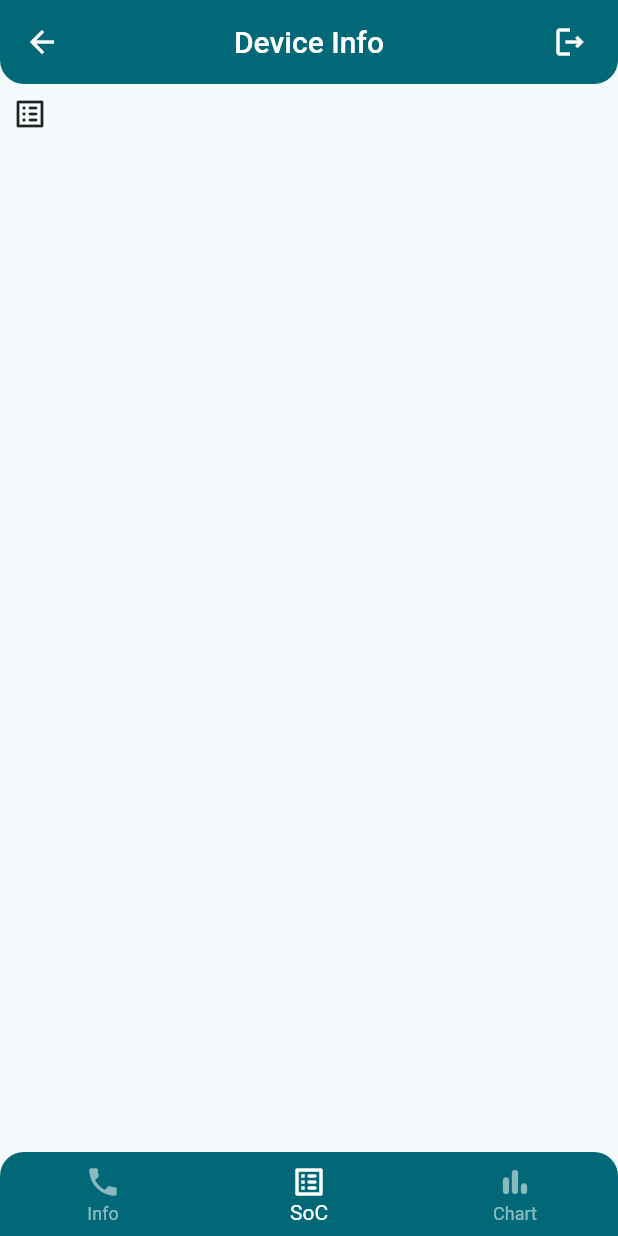
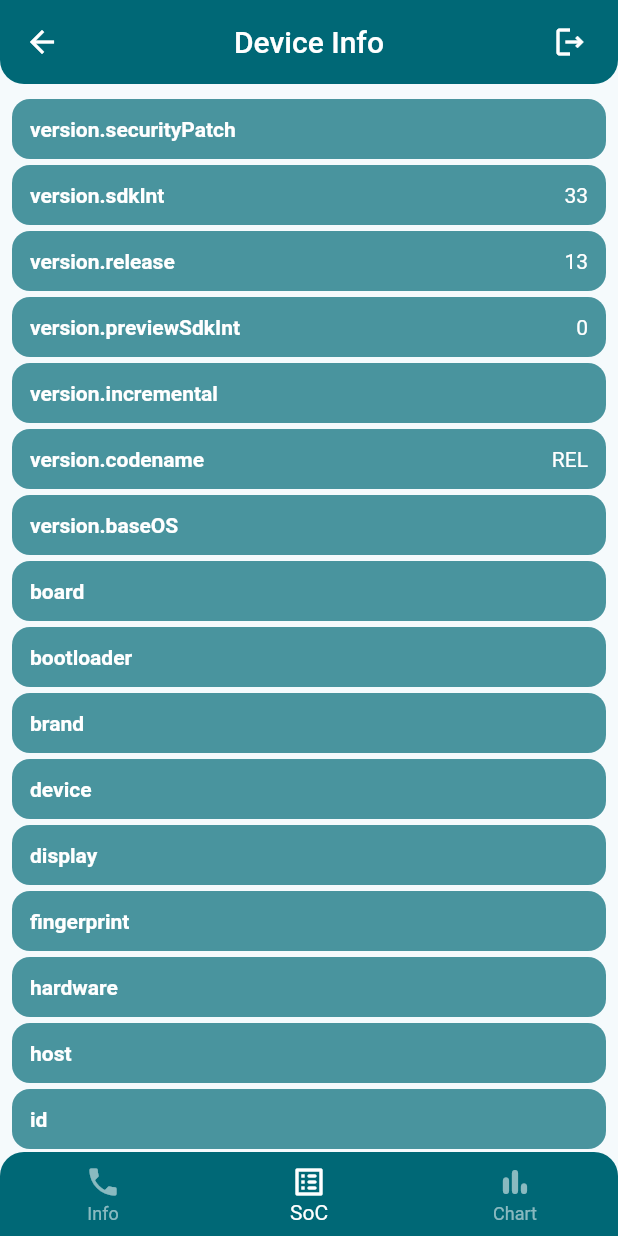
Before and after one commit to Siradrawanp/infodev_app, a Flutter app: the HomePage screen opened by its route, item 2 of the bottom bar chosen, on a phone screen of 412 x 824 dp. Run offline on Flutter 3.47's test engine with Material 2 defaults, Android fonts, the phone set to English and light mode, and no system bars; our stand-ins replace device_info_plus, hive_flutter, timer_builder; accounts and stored records are empty.

Commit message:
add device SoC info

```diff
--- /dev/null
+++ b/lib/data/device_info.dart
@@ -0,0 +1,143 @@
+import 'package:device_info_plus/device_info_plus.dart';
+import 'package:flutter/foundation.dart';
+
+Map<String, dynamic> readAndroidBuildData(AndroidDeviceInfo build) {
+  return <String, dynamic>{
+    'version.securityPatch': build.version.securityPatch,
+    'version.sdkInt': build.version.sdkInt,
+    'version.release': build.version.release,
+    'version.previewSdkInt': build.version.previewSdkInt,
+    'version.incremental': build.version.incremental,
+    'version.codename': build.version.codename,
+    'version.baseOS': build.version.baseOS,
+    'board': build.board,
+    'bootloader': build.bootloader,
+    'brand': build.brand,
+    'device': build.device,
+    'display': build.display,
+    'fingerprint': build.fingerprint,
+    'hardware': build.hardware,
+    'host': build.host,
+    'id': build.id,
+    'manufacturer': build.manufacturer,
+    'model': build.model,
+    'product': build.product,
+    'supported32BitAbis': build.supported32BitAbis,
+    'supported64BitAbis': build.supported64BitAbis,
+    'supportedAbis': build.supportedAbis,
+    'tags': build.tags,
+    'type': build.type,
+    'isPhysicalDevice': build.isPhysicalDevice,
+    'systemFeatures': build.systemFeatures,
+    'displaySizeInches':
+        ((build.displayMetrics.sizeInches * 10).roundToDouble() / 10),
+    'displayWidthPixels': build.displayMetrics.widthPx,
+    'displayWidthInches': build.displayMetrics.widthInches,
+    'displayHeightPixels': build.displayMetrics.heightPx,
+    'displayHeightInches': build.displayMetrics.heightInches,
+    'displayXDpi': build.displayMetrics.xDpi,
+    'displayYDpi': build.displayMetrics.yDpi,
+    'serialNumber': build.serialNumber,
+  };
+}
+
+Map<String, dynamic> readIosDeviceInfo(IosDeviceInfo data) {
+  return <String, dynamic>{
+    'name': data.name,
+    'systemName': data.systemName,
+    'systemVersion': data.systemVersion,
+    'model': data.model,
+    'localizedModel': data.localizedModel,
+    'identifierForVendor': data.identifierForVendor,
+    'isPhysicalDevice': data.isPhysicalDevice,
+    'utsname.sysname:': data.utsname.sysname,
+    'utsname.nodename:': data.utsname.nodename,
+    'utsname.release:': data.utsname.release,
+    'utsname.version:': data.utsname.version,
+    'utsname.machine:': data.utsname.machine,
+  };
+}
+
+Map<String, dynamic> readWebBrowserInfo(WebBrowserInfo data) {
+  return <String, dynamic>{
+    'browserName': describeEnum(data.browserName),
+    'appCodeName': data.appCodeName,
+    'appName': data.appName,
+    'appVersion': data.appVersion,
+    'deviceMemory': data.deviceMemory,
+    'language': data.language,
+    'languages': data.languages,
+    'platform': data.platform,
+    'product': data.product,
+    'productSub': data.productSub,
+    'userAgent': data.userAgent,
+    'vendor': data.vendor,
+    'vendorSub': data.vendorSub,
+    'hardwareConcurrency': data.hardwareConcurrency,
+    'maxTouchPoints': data.maxTouchPoints,
+  };
+}
+
+Map<String, dynamic> readLinuxDeviceInfo(LinuxDeviceInfo data) {
+  return <String, dynamic>{
+    'name': data.name,
+    'version': data.version,
+    'id': data.id,
+    'idLike': data.idLike,
+    'versionCodename': data.versionCodename,
+    'versionId': data.versionId,
+    'prettyName': data.prettyName,
+    'buildId': data.buildId,
+    'variant': data.variant,
+    'variantId': data.variantId,
+    'machineId': data.machineId,
+  };
+}
+
+Map<String, dynamic> readMacOsDeviceInfo(MacOsDeviceInfo data) {
+  return <String, dynamic>{
+    'computerName': data.computerName,
+    'hostName': data.hostName,
+    'arch': data.arch,
+    'model': data.model,
+    'kernelVersion': data.kernelVersion,
+    'majorVersion': data.majorVersion,
+    'minorVersion': data.minorVersion,
+    'patchVersion': data.patchVersion,
+    'osRelease': data.osRelease,
+    'activeCPUs': data.activeCPUs,
+    'memorySize': data.memorySize,
+    'cpuFrequency': data.cpuFrequency,
+    'systemGUID': data.systemGUID,
+  };
+}
+
+Map<String, dynamic> readWindowsDeviceInfo(WindowsDeviceInfo data) {
+  return <String, dynamic>{
+    'numberOfCores': data.numberOfCores,
+    'computerName': data.computerName,
+    'systemMemoryInMegabytes': data.systemMemoryInMegabytes,
+    'userName': data.userName,
+    'majorVersion': data.majorVersion,
+    'minorVersion': data.minorVersion,
+    'buildNumber': data.buildNumber,
+    'platformId': data.platformId,
+    'csdVersion': data.csdVersion,
+    'servicePackMajor': data.servicePackMajor,
+    'servicePackMinor': data.servicePackMinor,
+    'suitMask': data.suitMask,
+    'productType': data.productType,
+    'reserved': data.reserved,
+    'buildLab': data.buildLab,
+    'buildLabEx': data.buildLabEx,
+    'digitalProductId': data.digitalProductId,
+    'displayVersion': data.displayVersion,
+    'editionId': data.editionId,
+    'installDate': data.installDate,
+    'productId': data.productId,
+    'productName': data.productName,
+    'registeredOwner': data.registeredOwner,
+    'releaseId': data.releaseId,
+    'deviceId': data.deviceId,
+  };
+}
--- a/lib/presentation/pages/a_page.dart
+++ b/lib/presentation/pages/a_page.dart
@@ -12,7 +12,7 @@ class PageA extends StatefulWidget {
 class _PageAState extends State<PageA> {
   @override
   Widget build(BuildContext context) {
-    return Column(
+    return const Column(
       mainAxisAlignment: MainAxisAlignment.start,
       children: <Widget>[
         Date(),
--- a/lib/presentation/pages/b_page.dart
+++ b/lib/presentation/pages/b_page.dart
@@ -0,0 +1,103 @@
+import 'package:device_info_plus/device_info_plus.dart';
+import 'package:flutter/foundation.dart';
+import 'package:flutter/material.dart';
+import 'package:flutter/services.dart';
+
+import '../../data/device_info.dart';
+
+class PageB extends StatefulWidget {
+  const PageB({super.key});
+
+  @override
+  State<PageB> createState() => _PageBState();
+
+}
+
+class _PageBState extends State<PageB> {
+  final DeviceInfoPlugin deviceInfoPlugin = DeviceInfoPlugin();
+  Map<String, dynamic> _deviceData = <String, dynamic>{};
+  //final Map<String, dynamic> _readWebBrowserInfo = _readWebBrowserInfo(WebBrowserInfo);
+
+  Future<void> initPlatformState() async {
+    var deviceData = <String, dynamic>{};
+
+    try {
+      if (kIsWeb) {
+        deviceData = readWebBrowserInfo(await deviceInfoPlugin.webBrowserInfo);
+      } else {
+        deviceData = switch (defaultTargetPlatform) {
+          TargetPlatform.android => readAndroidBuildData(await deviceInfoPlugin.androidInfo),
+          TargetPlatform.iOS => readIosDeviceInfo(await deviceInfoPlugin.iosInfo),
+          TargetPlatform.linux => readLinuxDeviceInfo(await deviceInfoPlugin.linuxInfo),
+          TargetPlatform.macOS => readMacOsDeviceInfo(await deviceInfoPlugin.macOsInfo),
+          TargetPlatform.windows => readWindowsDeviceInfo(await deviceInfoPlugin.windowsInfo),
+          TargetPlatform.fuchsia => <String, dynamic>{'Error:':'Fuchsia platform not supported'}
+        };
+      }
+    } on PlatformException {
+      deviceData = <String, dynamic> {'Error:':'Failed to get platform version'};
+    }
+
+    if (!mounted) return;
+
+    setState(() {
+      _deviceData = deviceData;
+    });
+  }
+
+
+  @override
+  void initState(){
+    super.initState();
+    initPlatformState();
+  }
+
+  @override
+  Widget build(BuildContext context) {
+    return ListView(
+      children: _deviceData.keys.map(
+        (String property) {
+          return Padding(
+            padding: const EdgeInsets.symmetric(vertical: 2.0),
+            child: Container(
+              decoration: BoxDecoration(
+                color: Theme.of(context).colorScheme.primary.withOpacity(0.7),
+                borderRadius: BorderRadius.circular(12.0),
+              ),
+              child: Row(
+                children: <Widget>[
+                  Container(
+                    padding: const EdgeInsets.all(12.0),
+                    child: Text(
+                      property,
+                      style: TextStyle(
+                        fontWeight: FontWeight.bold,
+                        fontSize: Theme.of(context).textTheme.bodyLarge?.fontSize,
+                        color: Colors.white
+                      ),
+                    ),
+                  ),
+                  Expanded(
+                    child: Container(
+                      //padding: const EdgeInsets.symmetric(vertical: 8.0),
+                      padding: const EdgeInsets.all(12.0),
+                      child: Text(
+                        '${_deviceData[property]}',
+                        maxLines: 10,
+                        overflow: TextOverflow.ellipsis,
+                        textAlign: TextAlign.end,
+                        style: TextStyle(
+                          color: Colors.white
+                        ),
+                      ),
+                    )
+                  )
+                ],
+              ),
+            ),
+          );
+        }
+      ).toList(),
+    );
+  }
+}
--- a/lib/presentation/pages/home_page.dart
+++ b/lib/presentation/pages/home_page.dart
@@ -1,5 +1,6 @@
 import 'package:flutter/material.dart';
 import 'package:hive_flutter/hive_flutter.dart';
+import 'package:infodev_app/presentation/pages/b_page.dart';
 import 'a_page.dart';
 
 class HomePage extends StatefulWidget {
@@ -16,7 +17,7 @@ class _HomePageState extends State<HomePage> {
 
   final List<Widget> _pages = <Widget>[
     PageA(),
-    Icon(Icons.list_alt_rounded),
+    PageB(),
     Icon(Icons.bar_chart_rounded)
   ];
 
@@ -30,6 +31,7 @@ class _HomePageState extends State<HomePage> {
   Widget build(BuildContext context) {
     return Scaffold(
       extendBody: true,
+      backgroundColor: Theme.of(context).colorScheme.background,
       appBar: AppBar(
         title: const Text('Device Info'),
         centerTitle: true,
--- a/lib/presentation/widgets/clock.dart
+++ b/lib/presentation/widgets/clock.dart
@@ -20,6 +20,7 @@ class Clock extends StatelessWidget {
               '${getSystemTime()}',
               style: TextStyle(
                 fontSize: Theme.of(context).textTheme.displayMedium?.fontSize,
+                color: Colors.white
               ),
             );
           }
--- a/pubspec.yaml
+++ b/pubspec.yaml
@@ -39,6 +39,7 @@ dependencies:
   hive_flutter: ^1.1.0
   timer_builder: ^2.0.0
   intl: ^0.18.1
+  device_info_plus: ^9.0.2
 
 dev_dependencies:
   flutter_test:
```
Also changed, not shown: lib/presentation/pages/login_page.dart (+14 -1 lines), lib/presentation/widgets/date.dart (+5 -2 lines), pubspec.lock, 2 other files.
